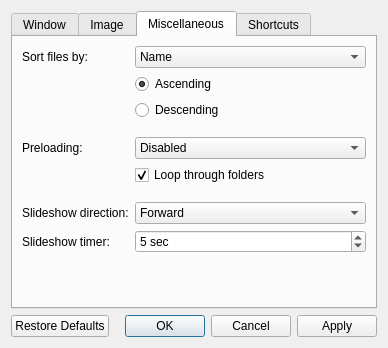
First picture: the form in src/qvoptionsdialog.ui, repository jurplel/qView, before the edit.
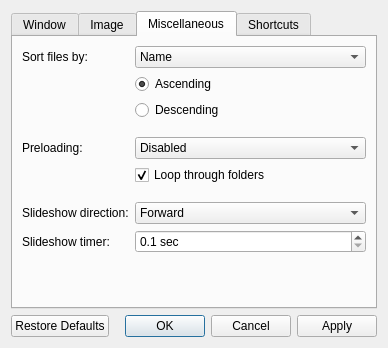
Second picture: the form after the edit. The open tabs and pages were chosen to show the change.

```diff
--- a/src/qvoptionsdialog.ui
+++ b/src/qvoptionsdialog.ui
@@ -523,22 +523,6 @@
          </property>
         </widget>
        </item>
-       <item row="8" column="1">
-        <widget class="QSpinBox" name="slideshowTimerSpinBox">
-         <property name="suffix">
-          <string> sec</string>
-         </property>
-         <property name="minimum">
-          <number>1</number>
-         </property>
-         <property name="maximum">
-          <number>999</number>
-         </property>
-         <property name="value">
-          <number>5</number>
-         </property>
-        </widget>
-       </item>
        <item row="1" column="1">
         <widget class="QRadioButton" name="ascendingRadioButton0">
          <property name="text">
@@ -556,6 +540,25 @@
          </property>
         </widget>
        </item>
+       <item row="8" column="1">
+        <widget class="QDoubleSpinBox" name="slideshowTimerSpinBox">
+         <property name="suffix">
+          <string> sec</string>
+         </property>
+         <property name="decimals">
+          <number>1</number>
+         </property>
+         <property name="minimum">
+          <double>0.100000000000000</double>
+         </property>
+         <property name="maximum">
+          <double>999.899999999999977</double>
+         </property>
+         <property name="singleStep">
+          <double>0.100000000000000</double>
+         </property>
+        </widget>
+       </item>
       </layout>
      </widget>
      <widget class="QWidget" name="shortcuts">
```
